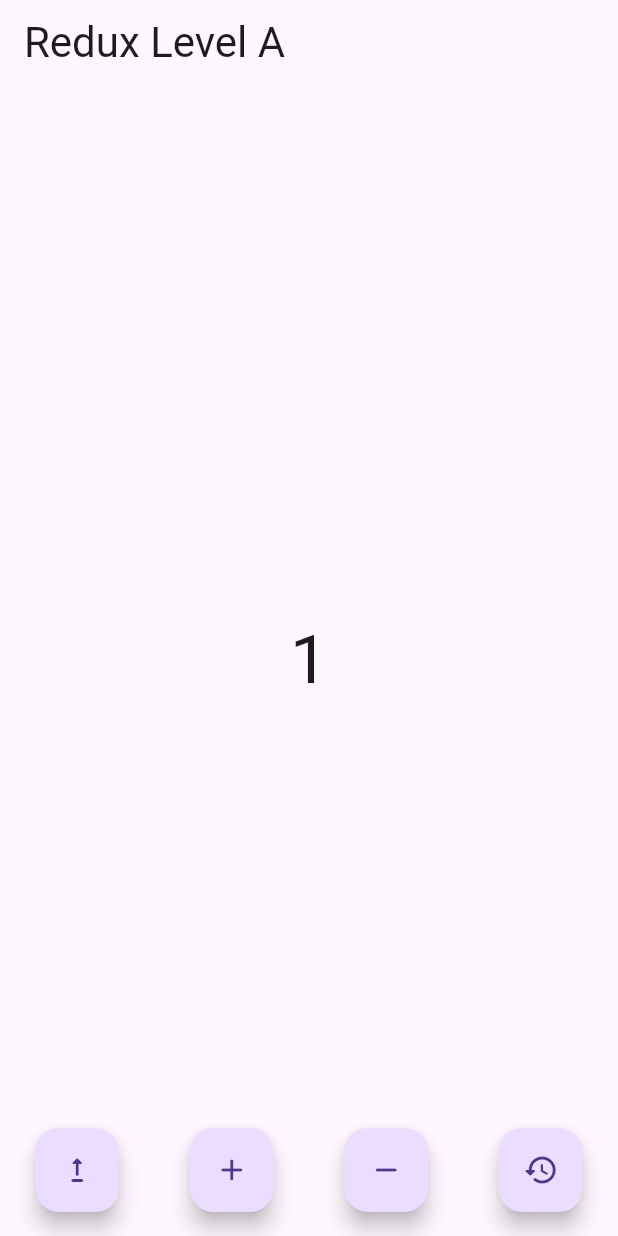
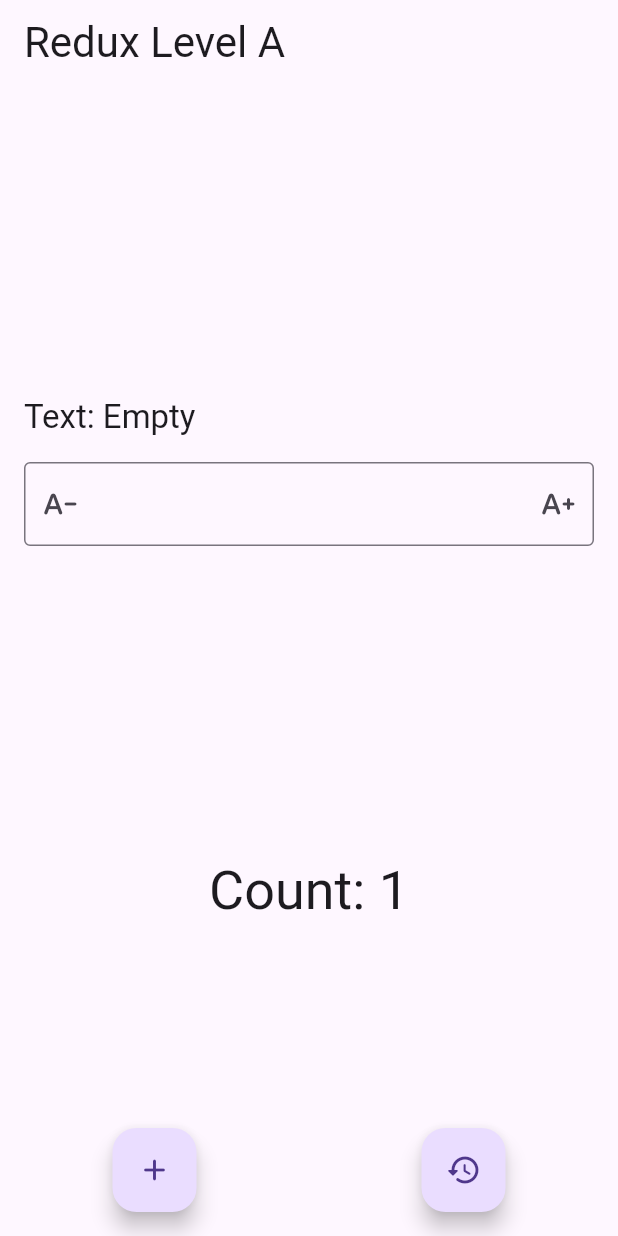
Before and after one commit to pchkauu/flutter_study, a Flutter app: the screen it shows after launch, after a tap on the "add" icon, on a phone screen of 412 x 824 dp. Run offline on Flutter 3.47's test engine with Material 3 defaults, Android fonts, the phone set to English and light mode, and no system bars; our stand-ins replace flutter_redux, redux.

Commit message:
+ lesson 3: counter state converted to app state, add text actions, add text state ui

```diff
--- /dev/null
+++ b/state_management/redux/redux_level_a/lib/lesson/2/lesson_2.dart
@@ -0,0 +1,143 @@
+// ignore_for_file: avoid_print
+
+import 'dart:async';
+
+import 'package:flutter/material.dart';
+import 'package:flutter_redux/flutter_redux.dart';
+import 'package:redux/redux.dart';
+
+Future<void> lesson2() async {
+  final Store<int> store = Store(reducer, initialState: 0);
+
+  runApp(
+    StoreProvider(
+      store: store,
+      child: const CounterApp(),
+    ),
+  );
+}
+
+sealed class CounterAction {
+  const CounterAction();
+}
+
+class CounterIncrementAction extends CounterAction {
+  const CounterIncrementAction();
+}
+
+final class CounterDecrementAction extends CounterAction {
+  const CounterDecrementAction();
+}
+
+final class CounterPowerAction extends CounterAction {
+  const CounterPowerAction();
+}
+
+final class CounterResetAction extends CounterAction {
+  const CounterResetAction();
+}
+
+int reducer(int state, dynamic action) {
+  print(
+    action.runtimeType.toString(),
+  );
+
+  if (action is! CounterAction) return state;
+
+  // ignore: unnecessary_cast
+  switch (action) {
+    case CounterIncrementAction():
+      {
+        return ++state;
+      }
+    case CounterDecrementAction():
+      {
+        return --state;
+      }
+    case CounterPowerAction():
+      {
+        return state * state;
+      }
+    case CounterResetAction():
+      {
+        return 0;
+      }
+  }
+}
+
+class CounterApp extends StatelessWidget {
+  const CounterApp({
+    super.key,
+  });
+
+  @override
+  Widget build(BuildContext context) {
+    return const MaterialApp(
+      debugShowCheckedModeBanner: false,
+      home: CounterHome(),
+    );
+  }
+}
+
+class CounterHome extends StatelessWidget {
+  const CounterHome({
+    super.key,
+  });
+
+  @override
+  Widget build(BuildContext context) {
+    final theme = Theme.of(context);
+    final store = StoreProvider.of<int>(context);
+
+    return Scaffold(
+      appBar: AppBar(
+        title: Text(
+          'Redux Level A',
+          style: theme.textTheme.headlineMedium,
+        ),
+      ),
+      body: Center(
+        child: StoreConnector<int, int>(
+          converter: (store) => store.state,
+          builder: (context, state) {
+            return Text(
+              state.toString(),
+              style: theme.textTheme.displayMedium,
+            );
+          },
+        ),
+      ),
+      floatingActionButtonLocation: FloatingActionButtonLocation.centerFloat,
+      floatingActionButton: Row(
+        mainAxisSize: MainAxisSize.max,
+        mainAxisAlignment: MainAxisAlignment.spaceAround,
+        children: [
+          FloatingActionButton(
+            onPressed: () {
+              store.dispatch(const CounterPowerAction());
+            },
+            child: const Icon(Icons.upgrade_rounded),
+          ),
+          FloatingActionButton(
+            onPressed: () {
+              store.dispatch(const CounterIncrementAction());
+            },
+            child: const Icon(Icons.add_rounded),
+          ),
+          FloatingActionButton(
+            onPressed: () {
+              store.dispatch(const CounterDecrementAction());
+            },
+            child: const Icon(Icons.remove_rounded),
+          ),
+          FloatingActionButton(
+            onPressed: () {
+              store.dispatch(const CounterResetAction());
+            },
+            child: const Icon(Icons.restore_rounded),
+          ),
+        ],
+      ),
+    );
+  }
+}
--- /dev/null
+++ b/state_management/redux/redux_level_a/lib/lesson/3/lesson_3.dart
@@ -0,0 +1,192 @@
+// ignore_for_file: avoid_print
+
+import 'dart:async';
+
+import 'package:flutter/material.dart';
+import 'package:flutter_redux/flutter_redux.dart';
+import 'package:redux/redux.dart';
+import 'package:redux_level_a/lesson/3/redux/app_state.dart';
+
+import 'redux/action.dart';
+import 'redux/reducer.dart';
+
+Future<void> lesson3() async {
+  final Store<AppState> store = Store<AppState>(
+    reducer,
+    initialState: const AppState(),
+  );
+
+  runApp(
+    StoreProvider(
+      store: store,
+      child: const CounterApp(),
+    ),
+  );
+}
+
+class CounterApp extends StatelessWidget {
+  const CounterApp({
+    super.key,
+  });
+
+  @override
+  Widget build(BuildContext context) {
+    return const MaterialApp(
+      debugShowCheckedModeBanner: false,
+      home: CounterHome(),
+    );
+  }
+}
+
+class CounterHome extends StatelessWidget {
+  const CounterHome({
+    super.key,
+  });
+
+  @override
+  Widget build(BuildContext context) {
+    final theme = Theme.of(context);
+    final store = StoreProvider.of<AppState>(context);
+
+    String inputText = '';
+
+    return GestureDetector(
+      onTap: () => FocusScope.of(context).unfocus(),
+      child: Scaffold(
+        appBar: AppBar(
+          title: Text(
+            'Redux Level A',
+            style: theme.textTheme.headlineMedium,
+          ),
+        ),
+        body: Center(
+          child: Column(
+            mainAxisSize: MainAxisSize.max,
+            mainAxisAlignment: MainAxisAlignment.spaceEvenly,
+            children: [
+              Column(
+                mainAxisSize: MainAxisSize.min,
+                children: [
+                  StoreConnector<AppState, AppState>(
+                    converter: (store) => store.state,
+                    builder: (context, state) {
+                      return Padding(
+                        padding: const EdgeInsets.only(left: 16.0),
+                        child: Row(
+                          children: [
+                            Text(
+                              'Text: ${state.text.toString()}',
+                              style: theme.textTheme.titleLarge,
+                            ),
+                          ],
+                        ),
+                      );
+                    },
+                  ),
+                  Padding(
+                    padding: const EdgeInsets.only(
+                      left: 16,
+                      right: 16,
+                      top: 16,
+                    ),
+                    child: HomeTextInput(
+                      store: store,
+                    ),
+                  ),
+                ],
+              ),
+              StoreConnector<AppState, AppState>(
+                converter: (store) => store.state,
+                builder: (context, state) {
+                  return Text(
+                    'Count: ${state.count.toString()}',
+                    style: theme.textTheme.displaySmall,
+                  );
+                },
+              ),
+            ],
+          ),
+        ),
+        floatingActionButtonLocation: FloatingActionButtonLocation.centerFloat,
+        floatingActionButton: const HomeFloatingSection(),
+      ),
+    );
+  }
+}
+
+class HomeTextInput extends StatefulWidget {
+  final Store<AppState> store;
+
+  const HomeTextInput({
+    super.key,
+    required this.store,
+  });
+
+  @override
+  State<HomeTextInput> createState() => _HomeTextInputState();
+}
+
+class _HomeTextInputState extends State<HomeTextInput> {
+  final textController = TextEditingController();
+
+  @override
+  void dispose() {
+    textController.dispose();
+    super.dispose();
+  }
+
+  @override
+  Widget build(BuildContext context) {
+    return TextField(
+      controller: textController,
+      onChanged: (value) => widget.store.dispatch(TextSetAction(text: value)),
+      decoration: InputDecoration(
+        border: const OutlineInputBorder(),
+        prefixIcon: IconButton(
+          onPressed: () {
+            widget.store.dispatch(const TextResetAction());
+          },
+          icon: const Icon(Icons.text_decrease_rounded),
+        ),
+        suffixIcon: IconButton(
+          onPressed: () {
+            widget.store.dispatch(
+                TextSetAction(text: textController.text.trim().toLowerCase()));
+          },
+          icon: const Icon(Icons.text_increase_rounded),
+        ),
+      ),
+    );
+  }
+}
+
+class HomeFloatingSection extends StatelessWidget {
+  const HomeFloatingSection({
+    super.key,
+  });
+
+  @override
+  Widget build(BuildContext context) {
+    final store = StoreProvider.of<AppState>(context);
+
+    return Row(
+      mainAxisSize: MainAxisSize.max,
+      mainAxisAlignment: MainAxisAlignment.spaceAround,
+      crossAxisAlignment: CrossAxisAlignment.center,
+      children: [
+        FloatingActionButton(
+          onPressed: () {
+            store.dispatch(const CounterIncrementAction());
+          },
+          child: const Icon(Icons.add_rounded),
+        ),
+        FloatingActionButton(
+          onPressed: () {
+            store.dispatch(const CounterResetAction());
+          },
+          child: const Icon(Icons.restore_rounded),
+        ),
+      ],
+    );
+  }
+}
--- /dev/null
+++ b/state_management/redux/redux_level_a/lib/lesson/3/redux/action.dart
@@ -0,0 +1,43 @@
+sealed class Action {
+  const Action();
+}
+
+/// Text Actions
+sealed class TextAction extends Action {
+  const TextAction();
+}
+
+final class TextSetAction extends TextAction {
+  final String text;
+
+  const TextSetAction({
+    this.text = 'Default Value',
+  });
+}
+
+final class TextResetAction extends TextAction {
+  const TextResetAction();
+}
+
+/// Counter Actions
+sealed class CounterAction extends Action {
+  const CounterAction();
+}
+
+final class CounterIncrementAction extends CounterAction {
+  const CounterIncrementAction();
+}
+
+@Deprecated('See lessons 2')
+final class CounterDecrementAction extends CounterAction {
+  const CounterDecrementAction();
+}
+
+@Deprecated('See lessons 2')
+final class CounterPowerAction extends CounterAction {
+  const CounterPowerAction();
+}
+
+final class CounterResetAction extends CounterAction {
+  const CounterResetAction();
+}
--- /dev/null
+++ b/state_management/redux/redux_level_a/lib/lesson/3/redux/app_state.dart
@@ -0,0 +1,20 @@
+// ignore_for_file: public_member_api_docs, sort_constructors_first
+class AppState {
+  final int count;
+  final String text;
+
+  const AppState({
+    this.count = 0,
+    this.text = 'Empty',
+  });
+
+  AppState copyWith({
+    int? count,
+    String? text,
+  }) {
+    return AppState(
+      count: count ?? this.count,
+      text: text ?? this.text,
+    );
+  }
+}
--- /dev/null
+++ b/state_management/redux/redux_level_a/lib/lesson/3/redux/reducer.dart
@@ -0,0 +1,36 @@
+// ignore_for_file: avoid_print
+
+import 'package:redux_level_a/lesson/3/redux/app_state.dart';
+
+import 'action.dart';
+
+AppState reducer(AppState state, dynamic action) {
+  print(
+    action.runtimeType.toString(),
+  );
+
+  if (action is! Action) return const AppState();
+
+  switch (action) {
+    case TextSetAction():
+      {
+        return state.copyWith(text: action.text);
+      }
+    case TextResetAction():
+      {
+        return const AppState().copyWith(count: state.count);
+      }
+    case CounterIncrementAction():
+      {
+        return state.copyWith(count: state.count + 1);
+      }
+    case CounterResetAction():
+      {
+        return const AppState().copyWith(text: state.text);
+      }
+    default:
+      {
+        return state;
+      }
+  }
+}
--- a/state_management/redux/redux_level_a/lib/main.dart
+++ b/state_management/redux/redux_level_a/lib/main.dart
@@ -3,8 +3,7 @@
 import 'dart:async';
 
 import 'package:flutter/material.dart';
-import 'package:flutter_redux/flutter_redux.dart';
-import 'package:redux/redux.dart';
+import 'package:redux_level_a/lesson/3/lesson_3.dart';
 
 Future<void> main() async {
   await runZonedGuarded(
@@ -23,137 +22,7 @@ void _onError(Object error, StackTrace stack) {
 Future<void> _entry() async {
   WidgetsFlutterBinding.ensureInitialized();
 
-  final Store<int> store = Store(reducer, initialState: 0);
+  // await lesson2();
 
-  runApp(
-    StoreProvider(
-      store: store,
-      child: const CounterApp(),
-    ),
-  );
+  await lesson3();
 }
-
-sealed class CounterAction {
-  const CounterAction();
-}
-
-class CounterIncrementAction extends CounterAction {
-  const CounterIncrementAction();
-}
-
-final class CounterDecrementAction extends CounterAction {
-  const CounterDecrementAction();
-}
-
-final class CounterPowerAction extends CounterAction {
-  const CounterPowerAction();
-}
-
-final class CounterResetAction extends CounterAction {
-  const CounterResetAction();
-}
-
-int reducer(int state, dynamic action) {
-  print(
-    action.runtimeType.toString(),
-  );
-
-  if (action is! CounterAction) return state;
-
-  // ignore: unnecessary_cast
-  switch (action) {
-    case CounterIncrementAction():
-      {
-        return ++state;
-      }
-    case CounterDecrementAction():
-      {
-        return --state;
-      }
-    case CounterPowerAction():
-      {
-        return state * state;
-      }
-    case CounterResetAction():
-      {
-        return 0;
-      }
-  }
-}
-
-class CounterApp extends StatelessWidget {
-  const CounterApp({
-    super.key,
-  });
-
-  @override
-  Widget build(BuildContext context) {
-    return const MaterialApp(
-      debugShowCheckedModeBanner: false,
-      home: CounterHome(),
-    );
-  }
-}
-
-class CounterHome extends StatelessWidget {
-  const CounterHome({
-    super.key,
-  });
-
-  @override
-  Widget build(BuildContext context) {
-    final theme = Theme.of(context);
-    final store = StoreProvider.of<int>(context);
-
-    return Scaffold(
-      appBar: AppBar(
-        title: Text(
-          'Redux Level A',
-          style: theme.textTheme.headlineMedium,
-        ),
-      ),
-      body: Center(
-        child: StoreConnector<int, int>(
-          converter: (store) => store.state,
-          builder: (context, state) {
-            return Text(
-              state.toString(),
-              style: theme.textTheme.displayMedium,
-            );
-          },
-        ),
-      ),
-      floatingActionButtonLocation: FloatingActionButtonLocation.centerFloat,
-      floatingActionButton: Row(
-        mainAxisSize: MainAxisSize.max,
-        mainAxisAlignment: MainAxisAlignment.spaceAround,
-        children: [
-          FloatingActionButton(
-            onPressed: () {
-              store.dispatch(const CounterPowerAction());
-            },
-            child: const Icon(Icons.upgrade_rounded),
-          ),
-          FloatingActionButton(
-            onPressed: () {
-              store.dispatch(const CounterIncrementAction());
-            },
-            child: const Icon(Icons.add_rounded),
-          ),
-          FloatingActionButton(
-            onPressed: () {
-              store.dispatch(const CounterDecrementAction());
-            },
-            child: const Icon(Icons.remove_rounded),
-          ),
-          FloatingActionButton(
-            onPressed: () {
-              store.dispatch(const CounterResetAction());
-            },
-            child: const Icon(Icons.restore_rounded),
-          ),
-        ],
-      ),
-    );
-  }
-}
```
Also changed, not shown: state_management/redux/redux_level_a/lib/lesson/lesson.dart (added).
